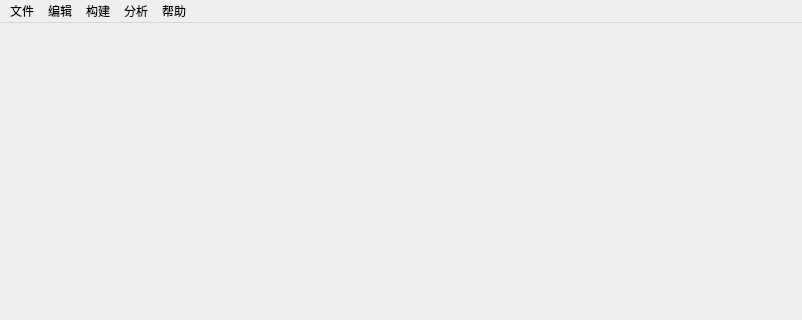
Old version of the form ui/mainwindow.ui in the repository CinXiao/CVLine; both pictures show x 0 to 802 and y 0 to 320 of the 802 by 602 pixel window.
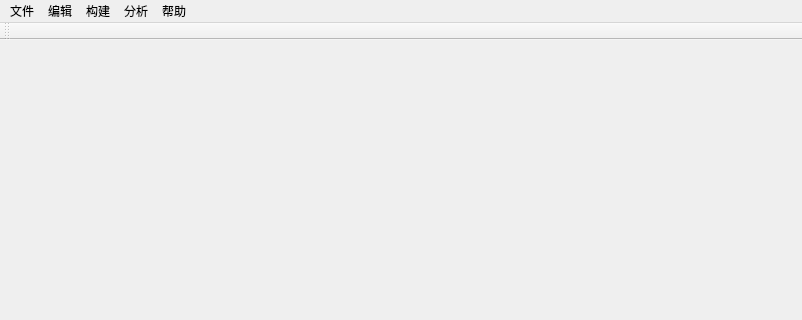
New version of the form.

Patch:
```diff
--- a/ui/mainwindow.ui
+++ b/ui/mainwindow.ui
@@ -61,6 +61,17 @@
    <addaction name="menu_5"/>
   </widget>
   <widget class="QStatusBar" name="statusbar"/>
+  <widget class="QToolBar" name="toolBar">
+   <property name="windowTitle">
+    <string>toolBar</string>
+   </property>
+   <attribute name="toolBarArea">
+    <enum>TopToolBarArea</enum>
+   </attribute>
+   <attribute name="toolBarBreak">
+    <bool>false</bool>
+   </attribute>
+  </widget>
   <action name="actioncreat">
    <property name="text">
     <string>新建蓝图</string>
```
